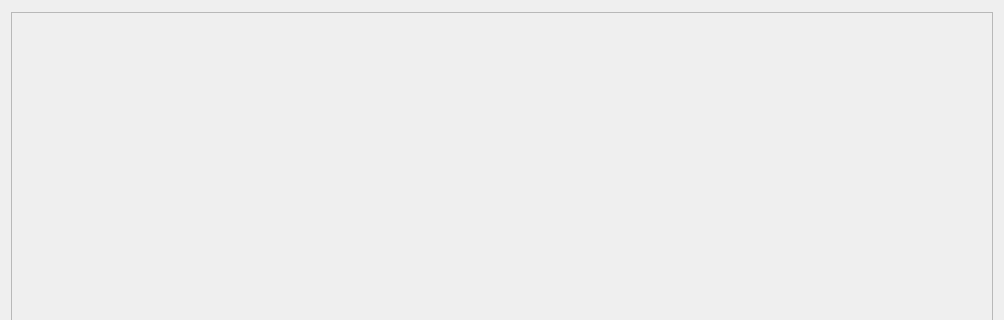
Above: resources/dialog.ui from shotgunsoftware/tk-multi-importcut before the change; both pictures show x 0 to 1004 and y 0 to 320 of the 1004 by 709 pixel window. Below: the same form after it.
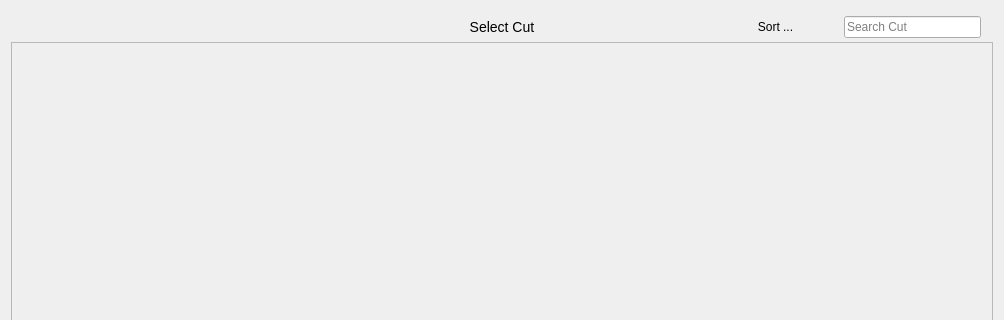
That is the form after the change. The open tabs and pages were chosen to show the change. Icons and pictures are not drawn. Custom widgets are drawn as their Qt base class.

Commit message:
Sort menu and search widget for cuts
Added a "Sort by" menu in cut selection view
Added a "search" line edit in cut selection view
Some UI polish

The edit to the form file:
```diff
--- a/resources/dialog.ui
+++ b/resources/dialog.ui
@@ -99,6 +99,94 @@
        <property name="margin">
         <number>0</number>
        </property>
+       <item>
+        <layout class="QHBoxLayout" name="horizontalLayout_6" stretch="1,2,1,1,1,1">
+         <property name="leftMargin">
+          <number>12</number>
+         </property>
+         <property name="topMargin">
+          <number>4</number>
+         </property>
+         <property name="rightMargin">
+          <number>12</number>
+         </property>
+         <property name="bottomMargin">
+          <number>4</number>
+         </property>
+         <item>
+          <widget class="QLabel" name="selected_sequence_label">
+           <property name="text">
+            <string/>
+           </property>
+          </widget>
+         </item>
+         <item>
+          <spacer name="horizontalSpacer_6">
+           <property name="orientation">
+            <enum>Qt::Horizontal</enum>
+           </property>
+           <property name="sizeHint" stdset="0">
+            <size>
+             <width>40</width>
+             <height>20</height>
+            </size>
+           </property>
+          </spacer>
+         </item>
+         <item>
+          <widget class="QLabel" name="label_2">
+           <property name="text">
+            <string>&lt;big&gt;Select Cut&lt;/big&gt;</string>
+           </property>
+           <property name="alignment">
+            <set>Qt::AlignCenter</set>
+           </property>
+          </widget>
+         </item>
+         <item>
+          <spacer name="horizontalSpacer_8">
+           <property name="orientation">
+            <enum>Qt::Horizontal</enum>
+           </property>
+           <property name="sizeHint" stdset="0">
+            <size>
+             <width>40</width>
+             <height>20</height>
+            </size>
+           </property>
+          </spacer>
+         </item>
+         <item>
+          <widget class="QPushButton" name="cuts_sort_button">
+           <property name="sizePolicy">
+            <sizepolicy hsizetype="Preferred" vsizetype="Preferred">
+             <horstretch>0</horstretch>
+             <verstretch>0</verstretch>
+            </sizepolicy>
+           </property>
+           <property name="text">
+            <string>Sort ...</string>
+           </property>
+           <property name="flat">
+            <bool>true</bool>
+           </property>
+          </widget>
+         </item>
+         <item>
+          <widget class="SearchWidget" name="search_line_edit">
+           <property name="sizePolicy">
+            <sizepolicy hsizetype="Preferred" vsizetype="Preferred">
+             <horstretch>0</horstretch>
+             <verstretch>0</verstretch>
+            </sizepolicy>
+           </property>
+           <property name="placeholderText">
+            <string>Search Cut</string>
+           </property>
+          </widget>
+         </item>
+        </layout>
+       </item>
        <item>
         <widget class="QScrollArea" name="scrollArea_3">
          <property name="widgetResizable">
@@ -110,14 +198,14 @@
             <x>0</x>
             <y>0</y>
             <width>978</width>
-            <height>577</height>
+            <height>537</height>
            </rect>
           </property>
           <layout class="QGridLayout" name="cuts_grid">
            <property name="margin">
             <number>0</number>
            </property>
-           <item row="0" column="0">
+           <item row="1" column="0">
             <spacer name="verticalSpacer_5">
              <property name="orientation">
               <enum>Qt::Vertical</enum>
@@ -577,6 +665,11 @@
    <header>..dialog</header>
    <container>1</container>
   </customwidget>
+  <customwidget>
+   <class>SearchWidget</class>
+   <extends>QLineEdit</extends>
+   <header>..dialog</header>
+  </customwidget>
  </customwidgets>
  <resources>
   <include location="resources.qrc"/>
```
Left out of the diff: 4 changed lines with no effect on the pictures. The commit also changes 12 other files.
